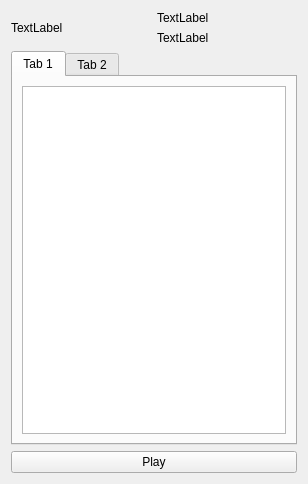
Before: the Qt Designer form src/gui/.ui/ui_pages/page_home/widgets/server_description.ui in TakiMoysha/skymp-launcher, drawn with Qt 5.
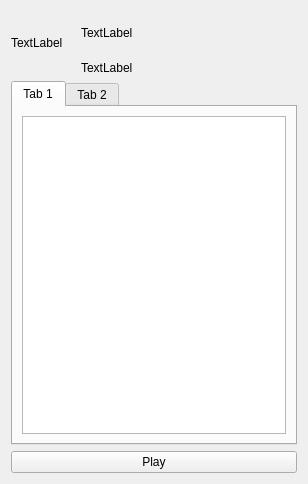
After: the same form once the commit is applied.

Commit message: [src]del useless file, connect ui_server_descr to home page

```diff
--- a/src/gui/.ui/ui_pages/page_home/widgets/server_description.ui
+++ b/src/gui/.ui/ui_pages/page_home/widgets/server_description.ui
@@ -16,6 +16,18 @@
   <layout class="QGridLayout" name="gridLayout">
    <item row="0" column="0" rowspan="2">
     <widget class="QLabel" name="server_icon">
+     <property name="sizePolicy">
+      <sizepolicy hsizetype="Minimum" vsizetype="Minimum">
+       <horstretch>0</horstretch>
+       <verstretch>0</verstretch>
+      </sizepolicy>
+     </property>
+     <property name="minimumSize">
+      <size>
+       <width>64</width>
+       <height>64</height>
+      </size>
+     </property>
      <property name="text">
       <string>TextLabel</string>
      </property>
@@ -23,6 +35,12 @@
    </item>
    <item row="0" column="1">
     <widget class="QLabel" name="server_name">
+     <property name="sizePolicy">
+      <sizepolicy hsizetype="MinimumExpanding" vsizetype="Minimum">
+       <horstretch>0</horstretch>
+       <verstretch>0</verstretch>
+      </sizepolicy>
+     </property>
      <property name="text">
       <string>TextLabel</string>
      </property>
@@ -30,6 +48,12 @@
    </item>
    <item row="1" column="1">
     <widget class="QLabel" name="server_address">
+     <property name="sizePolicy">
+      <sizepolicy hsizetype="MinimumExpanding" vsizetype="Maximum">
+       <horstretch>0</horstretch>
+       <verstretch>0</verstretch>
+      </sizepolicy>
+     </property>
      <property name="text">
       <string>TextLabel</string>
      </property>
```
The commit also changes 6 other files.
